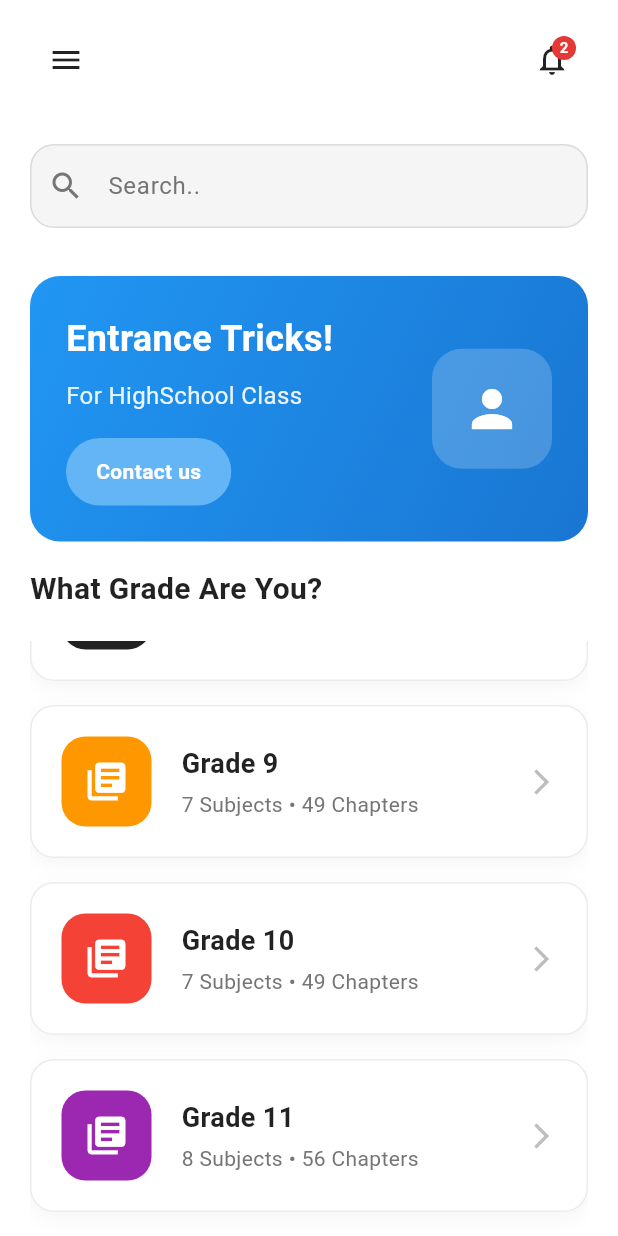
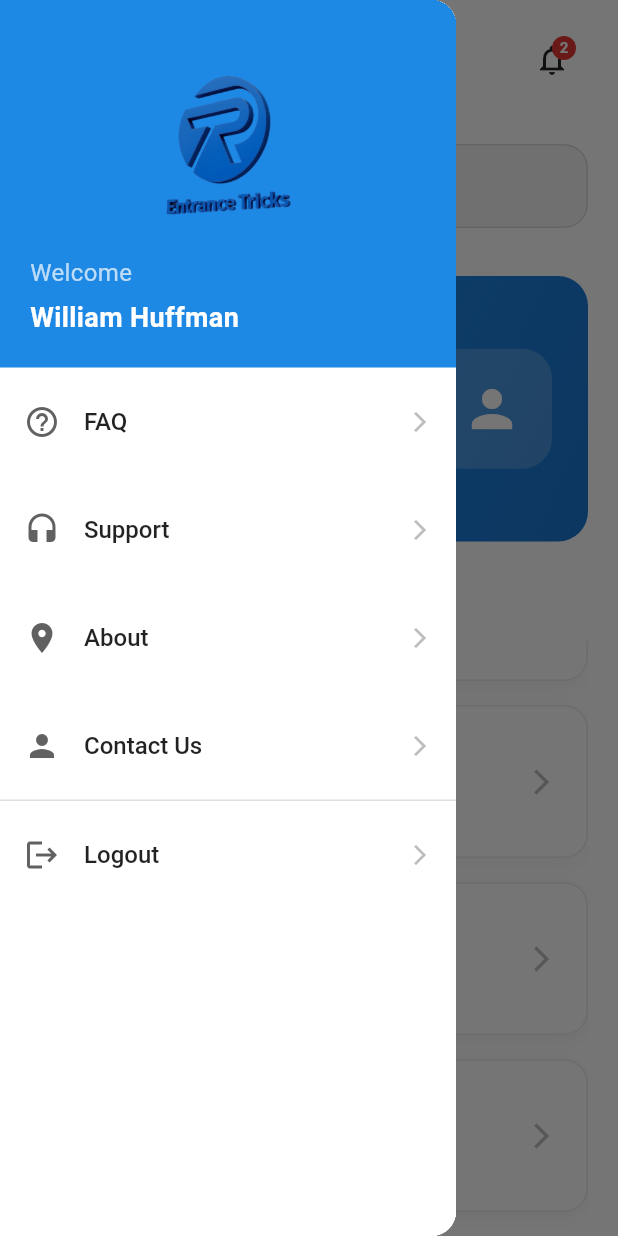
Before and after one commit to nurads/entrance_tricks_mobile, a Flutter app: the HomeDashboard screen opened directly, scrolled down 193 dp, after a tap on the "menu" icon, on a phone screen of 412 x 824 dp. Run offline on Flutter 3.47's test engine with Material 3 defaults, Android fonts, the light colour scheme and no system bars; our stand-ins replace dio, get; network calls fail.

Commit message:
feat: some new feature added

```diff
--- a/lib/controllers/navigation_drawer_controller.dart
+++ b/lib/controllers/navigation_drawer_controller.dart
@@ -1,4 +1,5 @@
 import 'package:get/get.dart';
+import 'package:entrance_tricks/views/views.dart';
 
 class NavigationDrawerController extends GetxController {
   bool _isDrawerOpen = false;
@@ -41,7 +42,7 @@ class NavigationDrawerController extends GetxController {
   }
 
   void logout() {
-    Get.snackbar('Info', 'Logout functionality will be implemented');
-    closeDrawer();
+    // Navigate to login and clear navigation stack
+    Get.offAllNamed(VIEWS.login.path);
   }
 }
--- a/lib/controllers/profile_controller.dart
+++ b/lib/controllers/profile_controller.dart
@@ -1,4 +1,5 @@
 import 'package:get/get.dart';
+import 'package:entrance_tricks/views/views.dart';
 
 class ProfileController extends GetxController {
   bool _isLoading = true;
@@ -95,7 +96,7 @@ class ProfileController extends GetxController {
   }
 
   void logout() {
-    // TODO: Implement logout functionality
-    Get.snackbar('Info', 'Logout functionality will be implemented');
+    // Navigate to login and clear navigation stack
+    Get.offAllNamed(VIEWS.login.path);
   }
 }
--- a/lib/views/home_dashboard.dart
+++ b/lib/views/home_dashboard.dart
@@ -3,11 +3,12 @@ import 'package:get/get.dart';
 import 'package:entrance_tricks/controllers/home_dashboard_controller.dart';
 import 'package:entrance_tricks/controllers/navigation_drawer_controller.dart';
 import 'package:entrance_tricks/controllers/notifications_controller.dart';
-import 'package:entrance_tricks/components/components.dart';
 import 'package:entrance_tricks/views/notifications_page.dart';
 
 class HomeDashboard extends StatelessWidget {
   HomeDashboard({super.key});
+
+  final GlobalKey<ScaffoldState> _scaffoldKey = GlobalKey<ScaffoldState>();
 
   @override
   Widget build(BuildContext context) {
@@ -17,6 +18,7 @@ class HomeDashboard extends StatelessWidget {
 
     return GetBuilder<HomeDashboardController>(
       builder: (controller) => Scaffold(
+        key: _scaffoldKey,
         backgroundColor: Colors.white,
         drawer: _buildNavigationDrawer(context),
         body: SafeArea(
@@ -50,7 +52,7 @@ class HomeDashboard extends StatelessWidget {
           // Hamburger Menu
           IconButton(
             onPressed: () {
-              Scaffold.of(context).openDrawer();
+              _scaffoldKey.currentState?.openDrawer();
             },
             icon: Icon(Icons.menu, color: Colors.black87),
             padding: EdgeInsets.zero,
@@ -367,37 +369,14 @@ class HomeDashboard extends StatelessWidget {
               child: Column(
                 crossAxisAlignment: CrossAxisAlignment.start,
                 children: [
-                  // App Logo and Name
-                  Row(
-                    children: [
-                      Container(
-                        width: 50,
-                        height: 50,
-                        decoration: BoxDecoration(
-                          color: Colors.white,
-                          shape: BoxShape.circle,
-                        ),
-                        child: Center(
-                          child: Text(
-                            'R',
-                            style: TextStyle(
-                              fontSize: 24,
-                              fontWeight: FontWeight.bold,
-                              color: Colors.blue[600],
-                            ),
-                          ),
-                        ),
-                      ),
-                      SizedBox(width: 16),
-                      Text(
-                        'Entrance Tricks',
-                        style: TextStyle(
-                          fontSize: 20,
-                          fontWeight: FontWeight.bold,
-                          color: Colors.white,
-                        ),
-                      ),
-                    ],
+                  // App Logo Image
+                  Center(
+                    child: Image.asset(
+                      'assets/images/logo.png',
+                      width: 100,
+                      height: 100,
+                      fit: BoxFit.contain,
+                    ),
                   ),
 
                   SizedBox(height: 20),
@@ -414,7 +393,7 @@ class HomeDashboard extends StatelessWidget {
                   SizedBox(height: 4),
 
                   Text(
-                    'William Huffman',
+                    'William Huffman', // mock until backend wiring
                     style: TextStyle(
                       fontSize: 18,
                       fontWeight: FontWeight.bold,
--- a/lib/views/profile_page.dart
+++ b/lib/views/profile_page.dart
@@ -248,9 +248,7 @@ class ProfilePage extends StatelessWidget {
               context,
               Icons.logout,
               "Logout",
-              () {
-                // TODO: Implement logout
-              },
+              () => controller.logout(),
             ),
           ],
         ],
```
